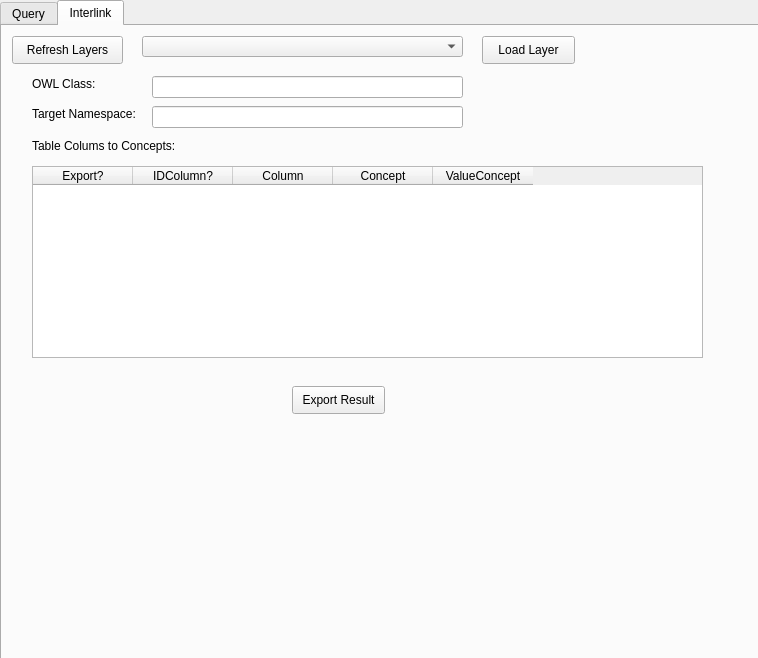
First picture: the form in sparql_unicorn/sparql_unicorn_dialog_base.ui, repository sparqlunicorn/sparqlunicornGoesGIS, before the edit.
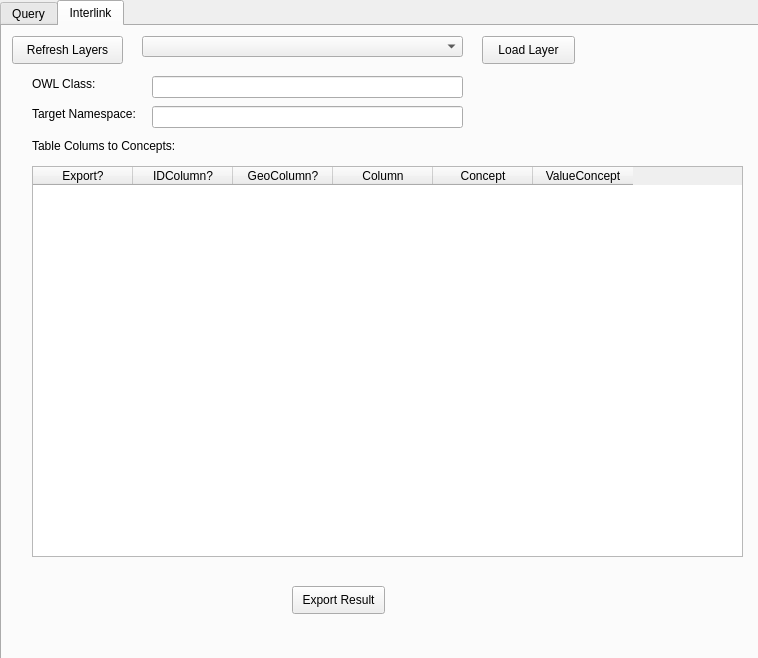
Second picture: the form after the edit.

Commit message: Updated UI to reflect more than one geometry in a dataset

Patch:
```diff
--- a/sparql_unicorn/sparql_unicorn_dialog_base.ui
+++ b/sparql_unicorn/sparql_unicorn_dialog_base.ui
@@ -246,8 +246,8 @@
       <rect>
        <x>30</x>
        <y>140</y>
-       <width>671</width>
-       <height>192</height>
+       <width>711</width>
+       <height>391</height>
       </rect>
      </property>
      <property name="baseSize">
@@ -260,7 +260,7 @@
       <bool>true</bool>
      </property>
      <property name="columnCount">
-      <number>5</number>
+      <number>6</number>
      </property>
      <column>
       <property name="text">
@@ -272,6 +272,11 @@
        <string>IDColumn?</string>
       </property>
      </column>
+     <column>
+      <property name="text">
+       <string>GeoColumn?</string>
+      </property>
+     </column>
      <column>
       <property name="text">
        <string>Column</string>
@@ -292,7 +297,7 @@
      <property name="geometry">
       <rect>
        <x>290</x>
-       <y>360</y>
+       <y>560</y>
        <width>93</width>
        <height>28</height>
       </rect>
```
